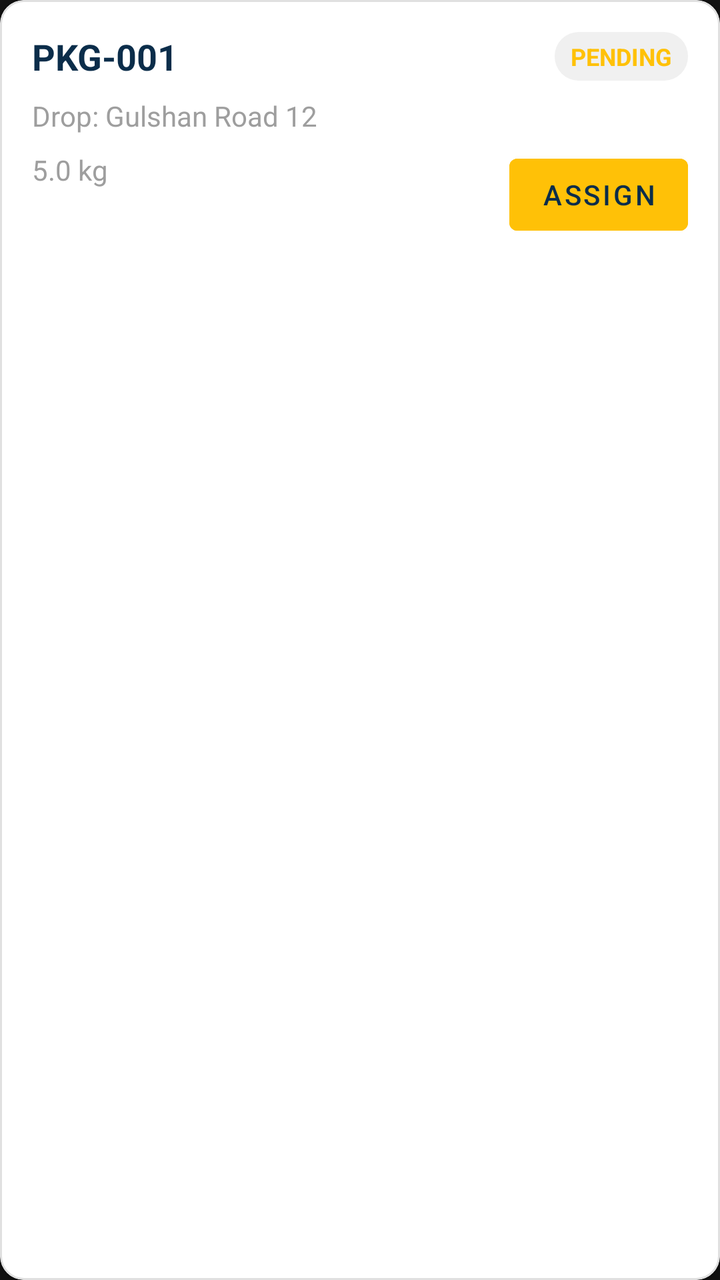
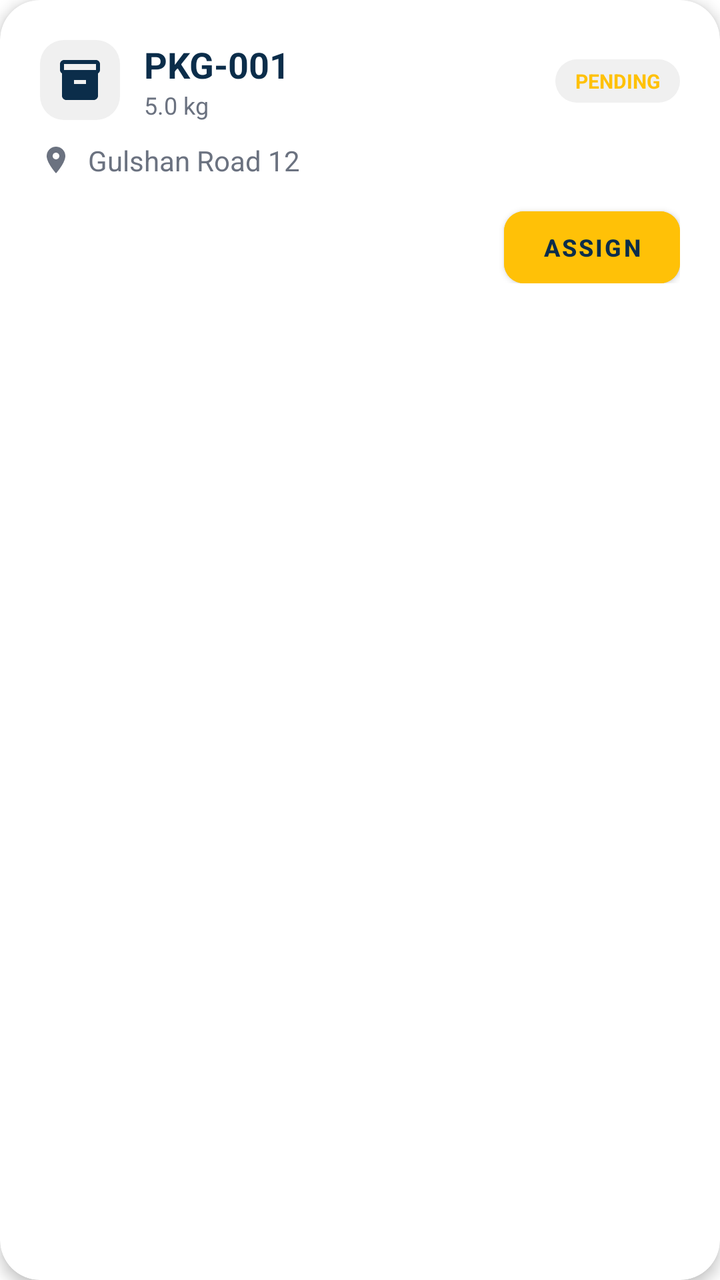

Before-and-after screenshots of an Android layout around one commit, followed by the original layout XML and the change that was made.
<!-- AndroidManifest.xml: application theme Theme.LOAD -->
<!-- res/layout/item_package.xml -->
<?xml version="1.0" encoding="utf-8"?>
<com.google.android.material.card.MaterialCardView xmlns:android="http://schemas.android.com/apk/res/android"
    xmlns:app="http://schemas.android.com/apk/res-auto"
    android:layout_width="match_parent"
    android:layout_height="wrap_content"
    android:layout_margin="8dp"
    app:cardCornerRadius="12dp"
    app:cardElevation="4dp"
    app:strokeColor="#E0E0E0"
    app:strokeWidth="1dp">

    <androidx.constraintlayout.widget.ConstraintLayout
        android:layout_width="match_parent"
        android:layout_height="wrap_content"
        android:padding="16dp">

        <TextView
            android:id="@+id/tvPackageId"
            android:layout_width="wrap_content"
            android:layout_height="wrap_content"
            android:text="PKG-001"
            android:textStyle="bold"
            android:textSize="18sp"
            android:textColor="@color/primary"
            app:layout_constraintStart_toStartOf="parent"
            app:layout_constraintTop_toTopOf="parent" />

        <TextView
            android:id="@+id/tvStatus"
            android:layout_width="wrap_content"
            android:layout_height="wrap_content"
            android:text="PENDING"
            android:textSize="12sp"
            android:textStyle="bold"
            android:background="@drawable/badge_bg"
            android:paddingHorizontal="8dp"
            android:paddingVertical="4dp"
            android:textColor="@color/accent"
            app:layout_constraintBottom_toBottomOf="@id/tvPackageId"
            app:layout_constraintEnd_toEndOf="parent"
            app:layout_constraintTop_toTopOf="@id/tvPackageId" />

        <TextView
            android:id="@+id/tvOtpDisplay"
            android:layout_width="wrap_content"
            android:layout_height="wrap_content"
            android:text="OTP: 1234"
            android:textSize="14sp"
            android:textStyle="bold"
            android:textColor="@color/accent"
            android:visibility="gone"
            android:layout_marginTop="4dp"
            app:layout_constraintStart_toStartOf="parent"
            app:layout_constraintTop_toBottomOf="@id/tvPackageId" />

        <TextView
            android:id="@+id/tvDropAddress"
            android:layout_width="0dp"
            android:layout_height="wrap_content"
            android:text="Drop: Gulshan Road 12"
            android:textSize="14sp"
            android:layout_marginTop="8dp"
            android:textColor="@color/textSecondary"
            app:layout_constraintEnd_toEndOf="parent"
            app:layout_constraintStart_toStartOf="parent"
            app:layout_constraintTop_toBottomOf="@id/tvOtpDisplay" />

        <TextView
            android:id="@+id/tvWeight"
            android:layout_width="wrap_content"
            android:layout_height="wrap_content"
            android:text="5.0 kg"
            android:textSize="14sp"
            android:layout_marginTop="8dp"
            android:textColor="@color/textSecondary"
            app:layout_constraintStart_toStartOf="parent"
            app:layout_constraintTop_toBottomOf="@id/tvDropAddress" />

        <Button
            android:id="@+id/btnAssign"
            android:layout_width="wrap_content"
            android:layout_height="36dp"
            android:text="ASSIGN"
            android:textColor="@color/primary"
            android:backgroundTint="@color/accent"
            android:layout_marginTop="12dp"
            android:insetTop="0dp"
            android:insetBottom="0dp"
            app:layout_constraintEnd_toEndOf="parent"
            app:layout_constraintTop_toBottomOf="@id/tvDropAddress" />

    </androidx.constraintlayout.widget.ConstraintLayout>
</com.google.android.material.card.MaterialCardView>
<!-- resources referenced by this layout -->
<resources>
  <color name="accent">#FFC107</color>
  <color name="primary">#0B2D4A</color>
  <color name="textSecondary">#9E9E9E</color>
  <!-- drawable badge_bg (drawable) -->
  <?xml version="1.0" encoding="utf-8"?>
  <shape xmlns:android="http://schemas.android.com/apk/res/android">
      <solid android:color="#F0F0F0"/>
      <corners android:radius="12dp"/>
  </shape>
  <style name="Theme.LOAD" parent="Theme.MaterialComponents.DayNight.NoActionBar">
          <item name="colorPrimary">@color/primary</item>
          <item name="colorPrimaryVariant">@color/primaryDark</item>
          <item name="colorOnPrimary">@color/white</item>
          <item name="colorSecondary">@color/accent</item>
          <item name="colorSecondaryVariant">@color/accent</item>
          <item name="colorOnSecondary">@color/primary</item> 
          <item name="android:statusBarColor">@color/primary</item>
          <item name="android:windowBackground">@color/background</item>
      </style>
  <color name="primaryDark">#071F33</color>
  <color name="white">#FFFFFF</color>
  <color name="background">#121212</color>
</resources>

<!-- the commit's change to res/layout/item_package.xml (unified diff, before → after) -->
@@ -3,17 +3,32 @@
     xmlns:app="http://schemas.android.com/apk/res-auto"
     android:layout_width="match_parent"
     android:layout_height="wrap_content"
-    android:layout_margin="8dp"
-    app:cardCornerRadius="12dp"
+    android:layout_marginStart="16dp"
+    android:layout_marginEnd="16dp"
+    android:layout_marginTop="12dp"
+    app:cardCornerRadius="20dp"
     app:cardElevation="4dp"
-    app:strokeColor="#E0E0E0"
-    app:strokeWidth="1dp">
+    app:cardBackgroundColor="@color/surface"
+    app:strokeWidth="0dp">
 
     <androidx.constraintlayout.widget.ConstraintLayout
         android:layout_width="match_parent"
         android:layout_height="wrap_content"
-        android:padding="16dp">
+        android:padding="20dp">
 
+        
+        <ImageView
+            android:id="@+id/ivBoxIcon"
+            android:layout_width="40dp"
+            android:layout_height="40dp"
+            android:background="@drawable/badge_bg"
+            android:padding="8dp"
+            android:src="@drawable/ic_box"
+            app:tint="@color/primary"
+            app:layout_constraintStart_toStartOf="parent"
+            app:layout_constraintTop_toTopOf="parent" />
+
+        
         <TextView
             android:id="@+id/tvPackageId"
             android:layout_width="wrap_content"
@@ -22,70 +37,91 @@
             android:textStyle="bold"
             android:textSize="18sp"
             android:textColor="@color/primary"
-            app:layout_constraintStart_toStartOf="parent"
-            app:layout_constraintTop_toTopOf="parent" />
+            android:layout_marginStart="12dp"
+            app:layout_constraintStart_toEndOf="@id/ivBoxIcon"
+            app:layout_constraintTop_toTopOf="@id/ivBoxIcon" />
 
+        
+        <TextView
+            android:id="@+id/tvWeight"
+            android:layout_width="wrap_content"
+            android:layout_height="wrap_content"
+            android:text="5.0 kg"
+            android:textSize="12sp"
+            android:textColor="@color/textSecondary"
+            android:layout_marginStart="12dp"
+            app:layout_constraintStart_toEndOf="@id/ivBoxIcon"
+            app:layout_constraintTop_toBottomOf="@id/tvPackageId" />
+
+        
         <TextView
             android:id="@+id/tvStatus"
             android:layout_width="wrap_content"
             android:layout_height="wrap_content"
             android:text="PENDING"
-            android:textSize="12sp"
+            android:textSize="10sp"
             android:textStyle="bold"
             android:background="@drawable/badge_bg"
-            android:paddingHorizontal="8dp"
+            android:paddingHorizontal="10dp"
             android:paddingVertical="4dp"
             android:textColor="@color/accent"
-            app:layout_constraintBottom_toBottomOf="@id/tvPackageId"
+            app:layout_constraintBottom_toBottomOf="@id/tvWeight"
             app:layout_constraintEnd_toEndOf="parent"
             app:layout_constraintTop_toTopOf="@id/tvPackageId" />
 
+        
         <TextView
             android:id="@+id/tvOtpDisplay"
             android:layout_width="wrap_content"
             android:layout_height="wrap_content"
             android:text="OTP: 1234"
-            android:textSize="14sp"
+            android:textSize="12sp"
             android:textStyle="bold"
-            android:textColor="@color/accent"
+            android:textColor="@color/warningOrange"
             android:visibility="gone"
-            android:layout_marginTop="4dp"
+            android:layout_marginTop="12dp"
             app:layout_constraintStart_toStartOf="parent"
-            app:layout_constraintTop_toBottomOf="@id/tvPackageId" />
+            app:layout_constraintTop_toBottomOf="@id/ivBoxIcon" />
 
+        
+        <ImageView
+            android:id="@+id/ivLocation"
+            android:layout_width="16dp"
+            android:layout_height="16dp"
+            android:src="@drawable/ic_location"
+            app:tint="@color/textSecondary"
+            android:layout_marginTop="12dp"
+            app:layout_constraintStart_toStartOf="parent"
+            app:layout_constraintTop_toBottomOf="@id/tvOtpDisplay" />
+
+        
         <TextView
             android:id="@+id/tvDropAddress"
             android:layout_width="0dp"
             android:layout_height="wrap_content"
-            android:text="Drop: Gulshan Road 12"
+            android:text="Gulshan Road 12"
             android:textSize="14sp"
-            android:layout_marginTop="8dp"
+            android:layout_marginStart="8dp"
             android:textColor="@color/textSecondary"
+            app:layout_constraintBottom_toBottomOf="@id/ivLocation"
             app:layout_constraintEnd_toEndOf="parent"
-            app:layout_constraintStart_toStartOf="parent"
-            app:layout_constraintTop_toBottomOf="@id/tvOtpDisplay" />
+            app:layout_constraintStart_toEndOf="@id/ivLocation"
+            app:layout_constraintTop_toTopOf="@id/ivLocation" />
 
-        <TextView
-            android:id="@+id/tvWeight"
-            android:layout_width="wrap_content"
-            android:layout_height="wrap_content"
-            android:text="5.0 kg"
-            android:textSize="14sp"
-            android:layout_marginTop="8dp"
-            android:textColor="@color/textSecondary"
-            app:layout_constraintStart_toStartOf="parent"
-            app:layout_constraintTop_toBottomOf="@id/tvDropAddress" />
-
+        
         <Button
             android:id="@+id/btnAssign"
             android:layout_width="wrap_content"
             android:layout_height="36dp"
             android:text="ASSIGN"
             android:textColor="@color/primary"
+            android:textSize="12sp"
+            android:textStyle="bold"
             android:backgroundTint="@color/accent"
-            android:layout_marginTop="12dp"
+            android:layout_marginTop="16dp"
             android:insetTop="0dp"
             android:insetBottom="0dp"
+            app:cornerRadius="10dp"
             app:layout_constraintEnd_toEndOf="parent"
             app:layout_constraintTop_toBottomOf="@id/tvDropAddress" />
 
<!-- resource entries referenced after the edit -->
@@ -2,25 +2,40 @@
 <resources>
   <color name="accent">#FFC107</color>
   <color name="primary">#0B2D4A</color>
-  <color name="textSecondary">#9E9E9E</color>
+  <color name="surface">#FFFFFF</color>
+  <color name="textSecondary">#6B7280</color>
+  <color name="warningOrange">#F59E0B</color>
   <!-- drawable badge_bg (drawable) -->
   <?xml version="1.0" encoding="utf-8"?>
   <shape xmlns:android="http://schemas.android.com/apk/res/android">
       <solid android:color="#F0F0F0"/>
       <corners android:radius="12dp"/>
   </shape>
+  <!-- drawable ic_box (drawable) -->
+  <vector android:height="24dp" android:tint="#000000"
+      android:viewportHeight="24" android:viewportWidth="24"
+      android:width="24dp" xmlns:android="http://schemas.android.com/apk/res/android">
+      <path android:fillColor="@android:color/white" android:pathData="M20,2L4,2c-1,0 -2,0.9 -2,2v3.01c0,0.72 0.43,1.34 1,1.69L3,20c0,1.1 1.1,2 2,2h14c0.9,0 2,-0.9 2,-2L21,8.7c0.57,-0.35 1,-0.97 1,-1.69L22,4c0,-1.1 -1,-2 -2,-2zM15,14L9,14v-2h6v2zM20,7L4,7L4,4l16,-0.02L20,7z"/>
+  </vector>
+  <!-- drawable ic_location (drawable) -->
+  <vector android:height="24dp" android:tint="#000000"
+      android:viewportHeight="24" android:viewportWidth="24"
+      android:width="24dp" xmlns:android="http://schemas.android.com/apk/res/android">
+      <path android:fillColor="@android:color/white" android:pathData="M12,2C8.13,2 5,5.13 5,9c0,5.25 7,13 7,13s7,-7.75 7,-13c0,-3.87 -3.13,-7 -7,-7zM12,11.5c-1.38,0 -2.5,-1.12 -2.5,-2.5s1.12,-2.5 2.5,-2.5 2.5,1.12 2.5,2.5 -1.12,2.5 -2.5,2.5z"/>
+  </vector>
   <style name="Theme.LOAD" parent="Theme.MaterialComponents.DayNight.NoActionBar">
           <item name="colorPrimary">@color/primary</item>
           <item name="colorPrimaryVariant">@color/primaryDark</item>
           <item name="colorOnPrimary">@color/white</item>
+  
           <item name="colorSecondary">@color/accent</item>
           <item name="colorSecondaryVariant">@color/accent</item>
-          <item name="colorOnSecondary">@color/primary</item> 
+          <item name="colorOnSecondary">@color/primary</item>
+  
           <item name="android:statusBarColor">@color/primary</item>
-          <item name="android:windowBackground">@color/background</item>
+          <item name="android:windowLightStatusBar">false</item>
       </style>
-  <color name="primaryDark">#071F33</color>
+  <color name="primaryDark">#061A2B</color>
   <color name="white">#FFFFFF</color>
-  <color name="background">#121212</color>
 </resources>
 
